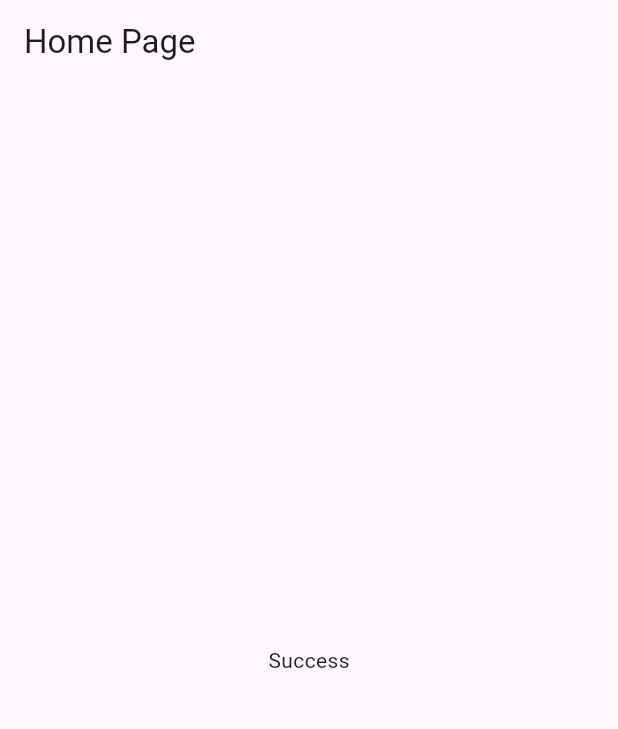
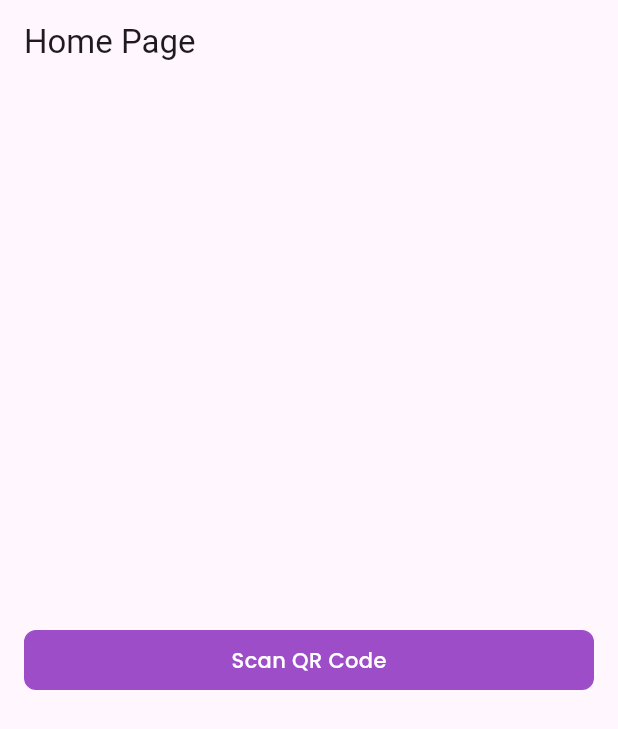
Before and after one commit to marco-rozo/qrcode_reader_app_base, a Flutter app: the screen it shows after launch, on a phone screen of 412 x 824 dp. Shown: the top 729 px of the screen. Run offline on Flutter 3.47's test engine with Material 3 defaults, Android fonts, the phone set to English and light mode, and no system bars; our stand-ins replace equatable, flutter_bloc, flutter_spinkit, go_router; statements that could not run were skipped.

Commit message:
design: adiciona componentes, cores, estilos de texto e tema

```diff
--- a/lib/core/app/app.dart
+++ b/lib/core/app/app.dart
@@ -1,4 +1,5 @@
 import 'package:code_bar_reader_base/core/routes/app_routes.dart';
+import 'package:code_bar_reader_base/core/theme/styles/app_colors.dart';
 import 'package:flutter/material.dart';
 
 class MyApp extends StatelessWidget {
@@ -13,6 +14,10 @@ class MyApp extends StatelessWidget {
         MaterialApp.router(
       routerConfig: AppRoutes.routes,
       onGenerateTitle: (context) => 'Code Bar Reader',
+      theme: ThemeData(
+        colorScheme: ColorScheme.fromSeed(seedColor: AppColors.primary),
+        useMaterial3: true,
+      ),
       // theme: theme,
     )
         // )
--- a/lib/core/routes/app_named_routes.dart
+++ b/lib/core/routes/app_named_routes.dart
@@ -2,4 +2,5 @@ class AppNamedRoutes {
   static const String splash = '/';
   static const String home = '/home';
   static const String login = '/login';
+  static const String components = '/components';
 }
--- a/lib/core/routes/app_routes.dart
+++ b/lib/core/routes/app_routes.dart
@@ -1,4 +1,5 @@
 import 'package:code_bar_reader_base/core/routes/app_named_routes.dart';
+import 'package:code_bar_reader_base/modules/components/core/routes/components_routes.dart';
 import 'package:code_bar_reader_base/modules/home/core/routes/home_routes.dart';
 import 'package:code_bar_reader_base/modules/splash/core/routes/splash_routes.dart';
 import 'package:go_router/go_router.dart';
@@ -9,6 +10,7 @@ class AppRoutes {
     routes: [
       ...SplashRoutes.routes,
       ...HomeRoutes.routes,
+      ...ComponentsRoutes.routes,
     ],
   );
 }
--- /dev/null
+++ b/lib/core/theme/components/custom_button.dart/custom_button.dart
@@ -0,0 +1,141 @@
+import 'package:code_bar_reader_base/core/theme/components/custom_button.dart/custom_button_type_enum.dart';
+import 'package:code_bar_reader_base/core/theme/components/custom_snackbar/custom_snackbar.dart';
+import 'package:code_bar_reader_base/core/theme/styles/app_text_styles.dart';
+import 'package:flutter/material.dart';
+
+class CustomButton extends StatefulWidget {
+  final CustomButtonTypeEnum buttonType;
+  final Widget? leftWidget;
+  final IconData? leftIcon;
+  final IconData? rightIcon;
+  final String text;
+  final VoidCallback? onPressed;
+  final double width;
+  final bool isLoading;
+  final bool? networkIsRequired;
+
+  const CustomButton.primary({
+    super.key,
+    this.leftWidget,
+    this.leftIcon,
+    this.rightIcon,
+    required this.text,
+    this.onPressed,
+    this.width = double.infinity,
+    this.isLoading = false,
+    this.networkIsRequired,
+  }) : buttonType = CustomButtonTypeEnum.primary;
+
+  const CustomButton.secondary({
+    super.key,
+    this.leftWidget,
+    this.leftIcon,
+    this.rightIcon,
+    required this.text,
+    this.onPressed,
+    this.width = double.infinity,
+    this.isLoading = false,
+    this.networkIsRequired,
+  }) : buttonType = CustomButtonTypeEnum.secondary;
+
+  const CustomButton.negative({
+    super.key,
+    this.leftWidget,
+    this.leftIcon,
+    this.rightIcon,
+    required this.text,
+    this.onPressed,
+    this.width = double.infinity,
+    this.isLoading = false,
+    this.networkIsRequired,
+  }) : buttonType = CustomButtonTypeEnum.negative;
+
+  @override
+  State<CustomButton> createState() => _CustomButtonState();
+}
+
+class _CustomButtonState extends State<CustomButton> with CustomSnackBar {
+  @override
+  Widget build(BuildContext context) {
+    return Container(
+      height: 48,
+      width: widget.width,
+      decoration: BoxDecoration(
+        color: isDisabled
+            ? widget.buttonType.disabledColor
+            : widget.buttonType.backgroundColor,
+        border: Border.all(
+            color: isDisabled
+                ? widget.buttonType.disabledColor
+                : widget.buttonType.borderColor,
+            width: 1),
+        borderRadius: BorderRadius.circular(8),
+      ),
+      child: Material(
+        color: Colors.transparent,
+        child: InkWell(
+          splashColor: widget.buttonType.splashColor,
+          highlightColor: widget.buttonType.splashColor,
+          borderRadius: BorderRadius.circular(8),
+          onTap: widget.isLoading ? null : () => widget.onPressed?.call(),
+          child: widget.isLoading
+              ? Row(
+                  mainAxisAlignment: MainAxisAlignment.center,
+                  children: [
+                    SizedBox(
+                      height: 24,
+                      width: 24,
+                      child: CircularProgressIndicator(
+                        strokeWidth: 1.2,
+                        color: widget.buttonType.progressIndicatorColor,
+                      ),
+                    ),
+                  ],
+                )
+              : Row(
+                  mainAxisAlignment: MainAxisAlignment.center,
+                  mainAxisSize: MainAxisSize.min,
+                  children: [
+                    if (widget.leftWidget != null) ...[
+                      SizedBox(
+                        height: 24,
+                        width: 24,
+                        child: widget.leftWidget!,
+                      ),
+                      const SizedBox(width: 8.0),
+                    ],
+                    if (widget.leftIcon != null) ...[
+                      Icon(
+                        widget.leftIcon!,
+                        color: isDisabled
+                            ? AppTextStyle.disabledButtonText.color
+                            : widget.buttonType.textStyle.color,
+                        size: 20,
+                      ),
+                      const SizedBox(width: 8.0),
+                    ],
+                    Text(
+                      widget.text,
+                      style: isDisabled
+                          ? AppTextStyle.disabledButtonText
+                          : widget.buttonType.textStyle,
+                    ),
+                    if (widget.rightIcon != null) ...[
+                      const SizedBox(width: 8.0),
+                      Icon(
+                        widget.rightIcon!,
+                        color: isDisabled
+                            ? AppTextStyle.disabledButtonText.color
+                            : widget.buttonType.textStyle.color,
+                        size: 20,
+                      ),
+                    ],
+                  ],
+                ),
+        ),
+      ),
+    );
+  }
+
+  bool get isDisabled => widget.onPressed == null;
+}
--- /dev/null
+++ b/lib/core/theme/components/custom_button.dart/custom_button_type_enum.dart
@@ -0,0 +1,46 @@
+import 'package:code_bar_reader_base/core/theme/styles/app_colors.dart';
+import 'package:code_bar_reader_base/core/theme/styles/app_text_styles.dart';
+import 'package:flutter/material.dart';
+
+enum CustomButtonTypeEnum {
+  primary(
+    backgroundColor: AppColors.primaryLight,
+    borderColor: AppColors.primaryLight,
+    progressIndicatorColor: AppColors.backgroundLightPrimary,
+    textStyle: AppTextStyle.primaryButtonText,
+    disabledColor: AppColors.disabled,
+    splashColor: AppColors.primary,
+  ),
+  secondary(
+    backgroundColor: AppColors.backgroundLightPrimary,
+    borderColor: AppColors.borderLight,
+    progressIndicatorColor: AppColors.primary,
+    textStyle: AppTextStyle.secondaryButtonText,
+    disabledColor: AppColors.primary,
+    splashColor: AppColors.backgroundLightSecondary,
+  ),
+  negative(
+    backgroundColor: AppColors.negative,
+    borderColor: AppColors.negative,
+    progressIndicatorColor: AppColors.backgroundLightPrimary,
+    textStyle: AppTextStyle.primaryButtonText,
+    disabledColor: AppColors.disabled,
+    splashColor: AppColors.negative,
+  );
+
+  final Color backgroundColor;
+  final Color borderColor;
+  final Color progressIndicatorColor;
+  final Color disabledColor;
+  final TextStyle textStyle;
+  final Color splashColor;
+
+  const CustomButtonTypeEnum({
+    required this.backgroundColor,
+    required this.borderColor,
+    required this.progressIndicatorColor,
+    required this.disabledColor,
+    required this.textStyle,
+    required this.splashColor,
+  });
+}
--- /dev/null
+++ b/lib/core/theme/components/custom_snackbar/custom_snackbar_action.dart
@@ -0,0 +1,13 @@
+import 'package:flutter/widgets.dart';
+
+class CustomSnackbarAction {
+  final String? label;
+  final IconData? icon;
+  final VoidCallback onPressed;
+
+  CustomSnackbarAction({
+    this.label,
+    this.icon,
+    required this.onPressed,
+  });
+}
--- a/lib/core/theme/styles/app_colors.dart
+++ b/lib/core/theme/styles/app_colors.dart
@@ -34,5 +34,5 @@ final class AppColors {
   static const Color positive = Color(0xFF05944F);
   static const Color positiveSecondary = Color(0xFF07BA63);
   static const Color warning = Color(0xFFD2761B);
-
+  static const Color disabled = Color(0xFFD9D9D9);
 }
--- a/lib/core/theme/styles/app_text_styles.dart
+++ b/lib/core/theme/styles/app_text_styles.dart
@@ -38,4 +38,47 @@ final class AppTextStyle {
     fontWeight: FontWeight.w400,
     color: AppColors.textLightSecondary,
   );
+
+  static const TextStyle body14Primary = TextStyle(
+    fontFamily: fontFamily,
+    fontSize: 14,
+    fontWeight: FontWeight.w400,
+    color: AppColors.textLightPrimary,
+    height: 1.75,
+  );
+
+  static const TextStyle body14Secondary = TextStyle(
+    fontFamily: fontFamily,
+    fontSize: 14,
+    fontWeight: FontWeight.w400,
+    color: AppColors.textLightSecondary,
+  );
+
+  static const TextStyle primaryButtonText = TextStyle(
+    fontFamily: fontFamily,
+    fontSize: 14,
+    fontWeight: FontWeight.w500,
+    color: AppColors.textDarkPrimary,
+  );
+
+  static const TextStyle secondaryButtonText = TextStyle(
+    fontFamily: fontFamily,
+    fontSize: 14,
+    fontWeight: FontWeight.w500,
+    color: AppColors.textLightPrimary,
+  );
+
+  static const TextStyle disabledButtonText = TextStyle(
+    fontFamily: fontFamily,
+    fontSize: 14,
+    fontWeight: FontWeight.w500,
+    color: AppColors.textLightSecondary,
+  );
+
+  static const TextStyle textButton = TextStyle(
+    fontFamily: fontFamily,
+    fontSize: 18,
+    fontWeight: FontWeight.w400,
+    color: AppColors.textLightTertiary,
+  );
 }
--- /dev/null
+++ b/lib/modules/components/core/routes/components_routes.dart
@@ -0,0 +1,13 @@
+import 'package:code_bar_reader_base/core/routes/app_named_routes.dart';
+import 'package:code_bar_reader_base/modules/components/feature/presenter/page/components_page.dart';
+import 'package:go_router/go_router.dart';
+
+final class ComponentsRoutes {
+  static List<GoRoute> get routes => [
+        GoRoute(
+          name: AppNamedRoutes.components,
+          path: AppNamedRoutes.components,
+          builder: (_, __) => const ComponentsPage(),
+        )
+      ];
+}
--- a/lib/modules/home/feature/presenter/page/home_page.dart
+++ b/lib/modules/home/feature/presenter/page/home_page.dart
@@ -1,4 +1,5 @@
 import 'package:code_bar_reader_base/modules/home/feature/presenter/cubit/home_cubit.dart';
+import 'package:code_bar_reader_base/modules/home/feature/presenter/widget/home_body/home_body_widget.dart';
 import 'package:flutter/material.dart';
 import 'package:flutter_bloc/flutter_bloc.dart';
 
@@ -35,9 +36,7 @@ class _HomePageState extends State<HomePage> {
           HomeInitial() || HomeLoading() => const Center(
               child: CircularProgressIndicator(),
             ),
-          HomeSuccess() => const Center(
-              child: Text('Success'),
-            ),
+          HomeSuccess() => const HomeBodyWidget(),
           HomeError _ => Center(
               child: Text(state.message),
             ),
--- /dev/null
+++ b/lib/modules/home/feature/presenter/widget/home_body/home_body_widget.dart
@@ -0,0 +1,28 @@
+import 'package:code_bar_reader_base/core/routes/app_named_routes.dart';
+import 'package:code_bar_reader_base/core/theme/components/custom_button.dart/custom_button.dart';
+import 'package:flutter/material.dart';
+import 'package:go_router/go_router.dart';
+
+class HomeBodyWidget extends StatelessWidget {
+  const HomeBodyWidget({super.key});
+
+  @override
+  Widget build(BuildContext context) {
+    return Padding(
+      padding: const EdgeInsets.all(16),
+      child: Column(
+        mainAxisAlignment: MainAxisAlignment.center,
+        crossAxisAlignment: CrossAxisAlignment.center,
+        children: [
+          SizedBox(
+            height: 40,
+            child: CustomButton.primary(
+              text: 'Scan QR Code',
+              onPressed: () => context.goNamed(AppNamedRoutes.components),
+            ),
+          ),
+        ],
+      ),
+    );
+  }
+}
--- a/pubspec.yaml
+++ b/pubspec.yaml
@@ -43,6 +43,7 @@ dependencies:
   firebase_remote_config: ^5.0.4
   package_info_plus: ^8.0.2
   device_info_plus: ^10.1.2
+  flutter_spinkit: ^5.2.1
 
 dev_dependencies:
   flutter_test:
```
Also changed, not shown: lib/core/theme/components/custom_generic_loading.dart/custom_generic_loading_widget.dart (added, +17 -0 lines), lib/core/theme/components/custom_snackbar/custom_snackbar.dart (added, +44 -0 lines), lib/core/theme/components/custom_text_form_field/custom_text_form_field.dart (added, +139 -0 lines), lib/modules/components/feature/presenter/page/components_page.dart (added, +55 -0 lines), pubspec.lock, 1 other file.
